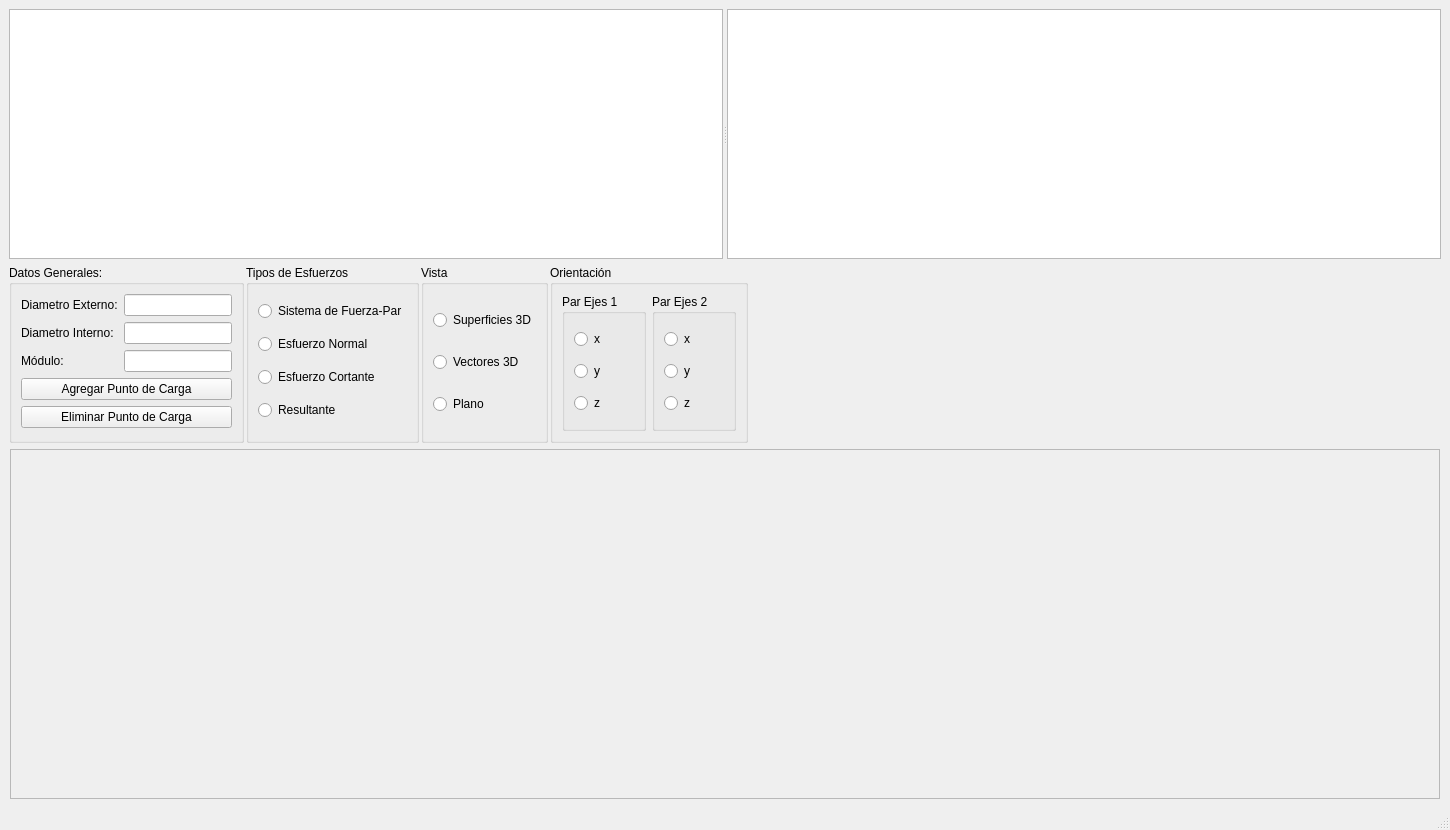
Above: main.ui from LuisFlahan4051/UPIITA-Resistance-Material-CombinedStress before the change. Below: the same form after it.
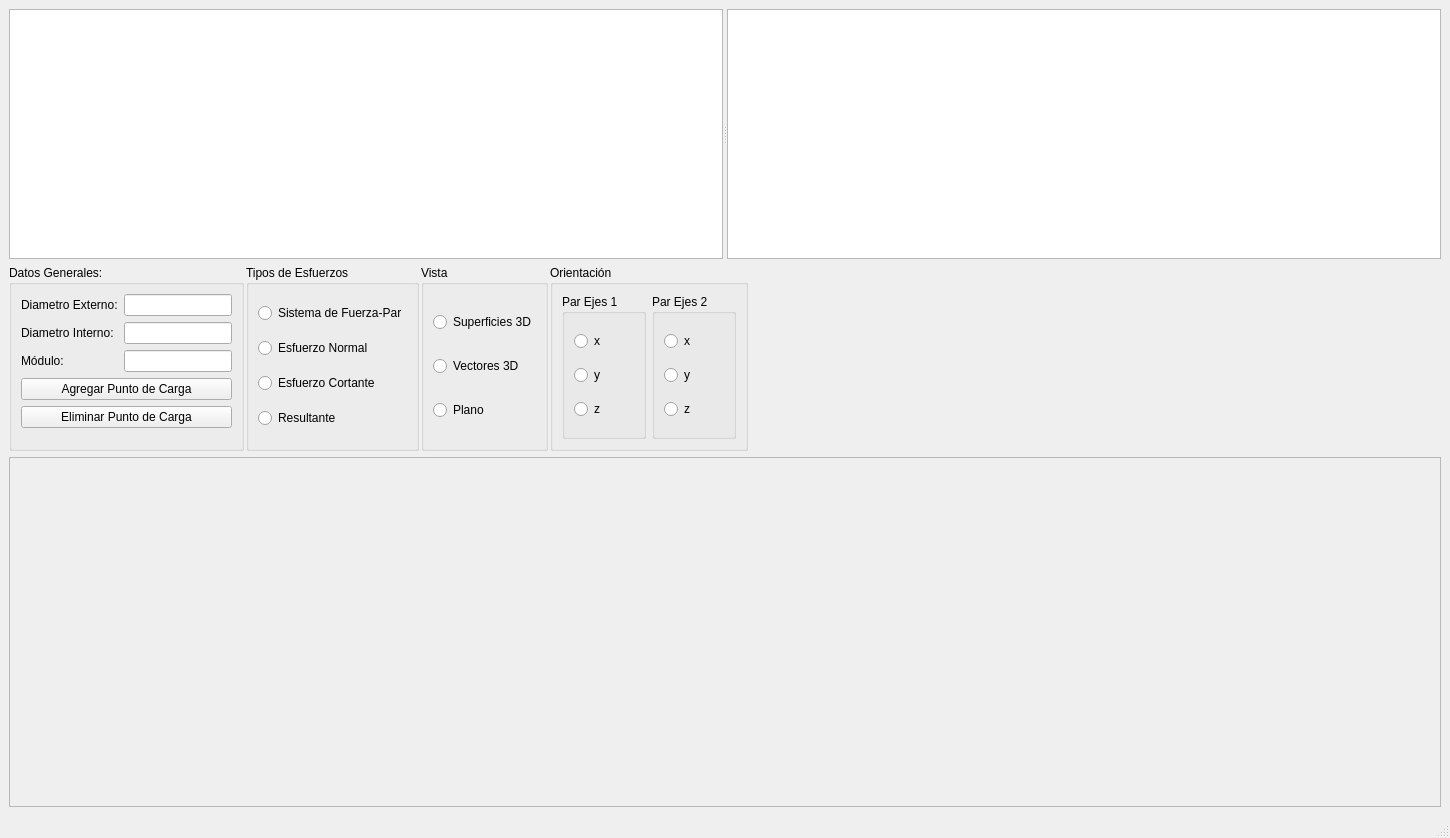
That is the form after the change.

```diff
--- a/main.ui
+++ b/main.ui
@@ -7,7 +7,7 @@
     <x>0</x>
     <y>0</y>
     <width>1450</width>
-    <height>830</height>
+    <height>838</height>
    </rect>
   </property>
   <property name="windowTitle">
@@ -294,13 +294,7 @@
         </property>
         <property name="minimumSize">
          <size>
-          <width>1430</width>
-          <height>350</height>
-         </size>
-        </property>
-        <property name="maximumSize">
-         <size>
-          <width>1430</width>
+          <width>1380</width>
           <height>350</height>
          </size>
         </property>
```
Left out of the diff: 6 changed lines with no effect on the pictures.
